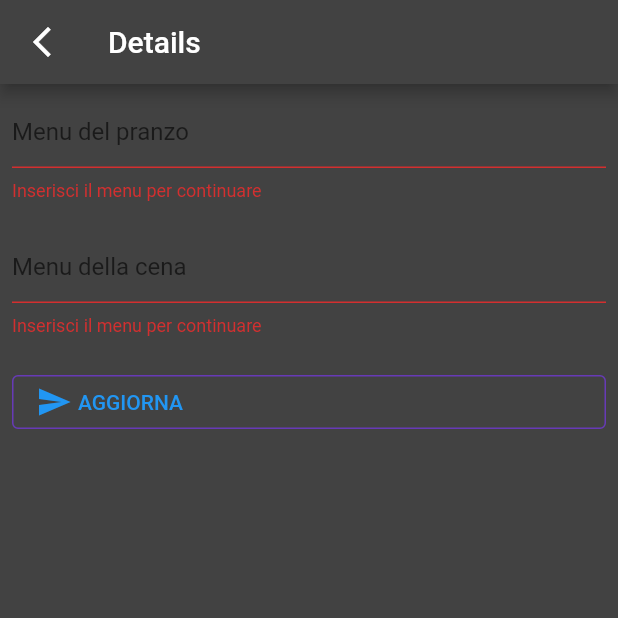
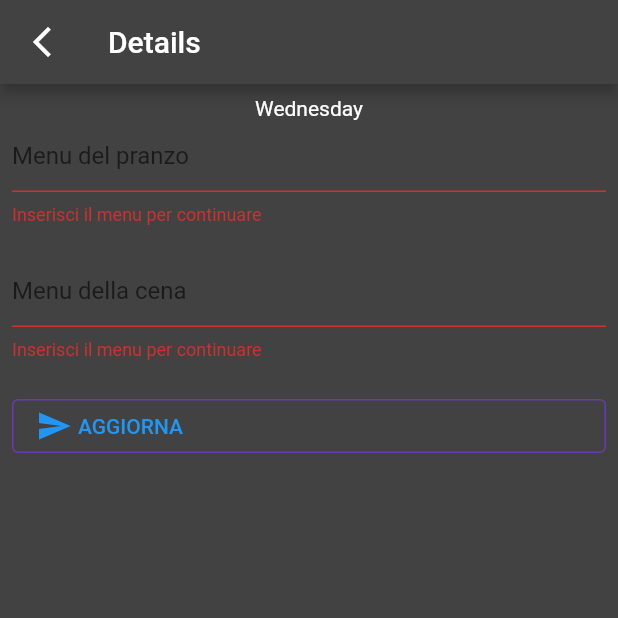
Before and after one commit to mattetom/mymeal, a Flutter app: the DayOfWeekDetailsPage screen opened directly with empty values, after a tap on "AGGIORNA", on a phone screen of 412 x 824 dp, the top half of it. Run offline on Flutter 3.47's test engine with Material 2 defaults, Android fonts, the phone set to English and light mode, and no system bars; our stand-ins replace cloud_firestore, firebase_analytics, firebase_auth, firebase_core, go_router, google_fonts; missing offline and left inert: firebase_ui_auth; accounts and stored records are empty.

Commit message:
Implemented new day button.

```diff
--- a/lib/dayofweek_details.dart
+++ b/lib/dayofweek_details.dart
@@ -2,13 +2,16 @@ import 'package:cloud_firestore/cloud_firestore.dart';
 import 'package:firebase_core/firebase_core.dart';
 import 'package:flutter/material.dart';
 import 'package:go_router/go_router.dart';
+import 'package:menu/main.dart';
 import 'package:menu/week.dart';
 import 'package:menu/widgets.dart';
+import 'package:provider/provider.dart';
+import 'package:intl/intl.dart';
 
 class DayOfWeekDetailsPage extends StatefulWidget {
-  DayOfWeekDetailsPage({super.key, required this.itemId});
+  const DayOfWeekDetailsPage({super.key, this.itemId});
 
-  String itemId;
+  final String? itemId;
 
   @override
   State<DayOfWeekDetailsPage> createState() => _DayOfWeekDetailsPageState();
@@ -22,10 +25,13 @@ class _DayOfWeekDetailsPageState extends State<DayOfWeekDetailsPage> {
 
   @override
   Widget build(BuildContext context) {
-    return Scaffold(
+    return Consumer<ApplicationState>(
+      builder: (context, appState, child) => Scaffold(
         backgroundColor: Colors.grey[800],
         appBar: AppBar(
-        leading: IconButton(onPressed: () => context.pop(), icon: const Icon(Icons.arrow_back_ios_new)),
+          leading: IconButton(
+              onPressed: () => context.pop(),
+              icon: const Icon(Icons.arrow_back_ios_new)),
           title: const Text("Details"),
           backgroundColor: Colors.grey[800],
         ),
@@ -40,14 +46,22 @@ class _DayOfWeekDetailsPageState extends State<DayOfWeekDetailsPage> {
               if (!snapshot.hasData) {
                 return const Text("Loading");
               } else {
-              var doc = snapshot.data!.data();
-              var dayOfWeek = DayOfWeek(itemID: snapshot.data!.id, day: doc!["day"], launch: doc["launch"], dinner: doc["dinner"]);
-              _controllerLaunch.text = dayOfWeek.launch;
-              _controllerDinner.text = dayOfWeek.dinner;
+                var doc = snapshot.data?.data();
+                var dayOfWeek = DayOfWeek(
+                    itemID: snapshot.data!.id,
+                    day: doc?["day"] ??
+                        Timestamp.fromDate(appState.dayOfWeeks.last.day!
+                            .toDate()
+                            .add(Duration(days: 1))),
+                    launch: doc?["launch"],
+                    dinner: doc?["dinner"]);
+                _controllerLaunch.text = dayOfWeek.launch ?? "";
+                _controllerDinner.text = dayOfWeek.dinner ?? "";
                 return Form(
                   key: _formKey,
                   child: Column(
                     children: [
+                      Text(DateFormat('EEEE').format(dayOfWeek.day!.toDate())),
                       TextFormField(
                         controller: _controllerLaunch,
                         decoration: const InputDecoration(
@@ -78,9 +92,11 @@ class _DayOfWeekDetailsPageState extends State<DayOfWeekDetailsPage> {
                         onPressed: () async {
                           if (_formKey.currentState!.validate()) {
                             dayOfWeek.launch = _controllerLaunch.text;
-                          dayOfWeek.dinner= _controllerDinner.text;
-                          FirebaseFirestore.instance.collection("dayOfWeeks").doc(widget.itemId).update(
-                              dayOfWeek.toMap());
+                            dayOfWeek.dinner = _controllerDinner.text;
+                            FirebaseFirestore.instance
+                                .collection("dayOfWeeks")
+                                .doc(widget.itemId)
+                                .set(dayOfWeek.toMap());
                             _controllerLaunch.clear();
                             context.pop();
                           }
@@ -100,6 +116,7 @@ class _DayOfWeekDetailsPageState extends State<DayOfWeekDetailsPage> {
             },
           ),
         ),
+      ),
     );
   }
 }
--- a/lib/main.dart
+++ b/lib/main.dart
@@ -98,7 +98,13 @@ final _router = GoRouter(
         GoRoute(
           path: 'details/:itemID',
           builder: (context, state) {
-            return DayOfWeekDetailsPage(itemId: state.params["itemID"]!);
+            return DayOfWeekDetailsPage(itemId: state.params["itemID"]);
+          },
+        ),
+        GoRoute(
+          path: 'details',
+          builder: (context, state) {
+            return DayOfWeekDetailsPage();
           },
         ),
       ],
@@ -157,6 +163,7 @@ class ApplicationState extends ChangeNotifier {
         _loggedIn = true;
         _dayOfWeekSubscription = FirebaseFirestore.instance
             .collection('dayOfWeeks')
+            .orderBy('day', descending: false)
             .snapshots()
             .listen((snapshot) {
           _dayOfWeeks = [];
--- a/lib/week.dart
+++ b/lib/week.dart
@@ -1,9 +1,11 @@
 import 'package:cloud_firestore/cloud_firestore.dart';
 import 'package:firebase_auth/firebase_auth.dart';
 import 'package:flutter/material.dart';
+import 'package:go_router/go_router.dart';
 import 'package:menu/authentication.dart';
 import 'package:menu/dayofweek.dart';
 import 'package:menu/main.dart';
+import 'package:menu/widgets.dart';
 import 'package:provider/provider.dart';
 
 class DayOfWeek {
@@ -13,9 +15,9 @@ class DayOfWeek {
       required this.launch,
       required this.dinner});
   final String itemID;
-  final Timestamp day;
-  String launch;
-  String dinner;
+  final Timestamp? day;
+  String? launch;
+  String? dinner;
 
   Map<String, Object?> toMap() {
     return {"day": day, "launch": launch, "dinner": dinner};
@@ -67,13 +69,11 @@ class _WeekState extends State<WeekPage> {
           child: SingleChildScrollView(
             child: Column(
               children: [
-                Consumer<ApplicationState>(
-                  builder: (context, appState, _) => AuthFunc(
-                      loggedIn: appState.loggedIn,
-                      signOut: () {
-                        FirebaseAuth.instance.signOut();
-                      }),
-                ),
+                AuthFunc(
+                    loggedIn: appState.loggedIn,
+                    signOut: () {
+                      FirebaseAuth.instance.signOut();
+                    }),
                 ...appState.dayOfWeeks
                     .map(
                       (e) => DayOfWeekPage(
@@ -83,6 +83,9 @@ class _WeekState extends State<WeekPage> {
                           dinner: e.dinner),
                     )
                     .toList(),
+                StyledButton(
+                    child: Text("AGGIUNGI GIORNO"),
+                    onPressed: () => {context.push('/details/')}),
               ],
             ),
           ),
```
Also changed, not shown: lib/dayofweek.dart (+6 -6 lines). Lines whose indentation alone changed are shown as unchanged.
